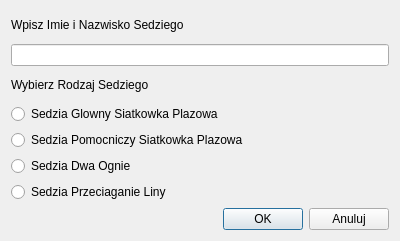
Old version of the form Projekt/dodajsedziegodialog.ui in the repository Karoru19/Project.
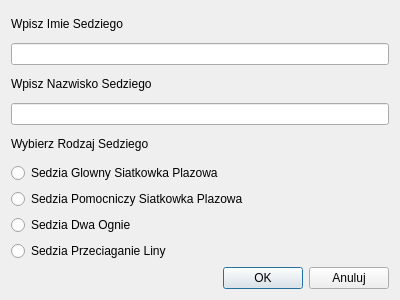
New version of the form.

```diff
--- a/Projekt/dodajsedziegodialog.ui
+++ b/Projekt/dodajsedziegodialog.ui
@@ -7,13 +7,13 @@
     <x>0</x>
     <y>0</y>
     <width>400</width>
-    <height>241</height>
+    <height>300</height>
    </rect>
   </property>
   <property name="maximumSize">
    <size>
     <width>400</width>
-    <height>241</height>
+    <height>300</height>
    </size>
   </property>
   <property name="windowTitle">
@@ -23,13 +23,23 @@
    <item>
     <widget class="QLabel" name="label_2">
      <property name="text">
-      <string>Wpisz Imie i Nazwisko Sedziego</string>
+      <string>Wpisz Imie Sedziego</string>
      </property>
     </widget>
    </item>
    <item>
     <widget class="QLineEdit" name="lineEdit_2"/>
    </item>
+   <item>
+    <widget class="QLabel" name="label_3">
+     <property name="text">
+      <string>Wpisz Nazwisko Sedziego</string>
+     </property>
+    </widget>
+   </item>
+   <item>
+    <widget class="QLineEdit" name="lineEdit_3"/>
+   </item>
    <item>
     <widget class="QLabel" name="label">
      <property name="text">
```
